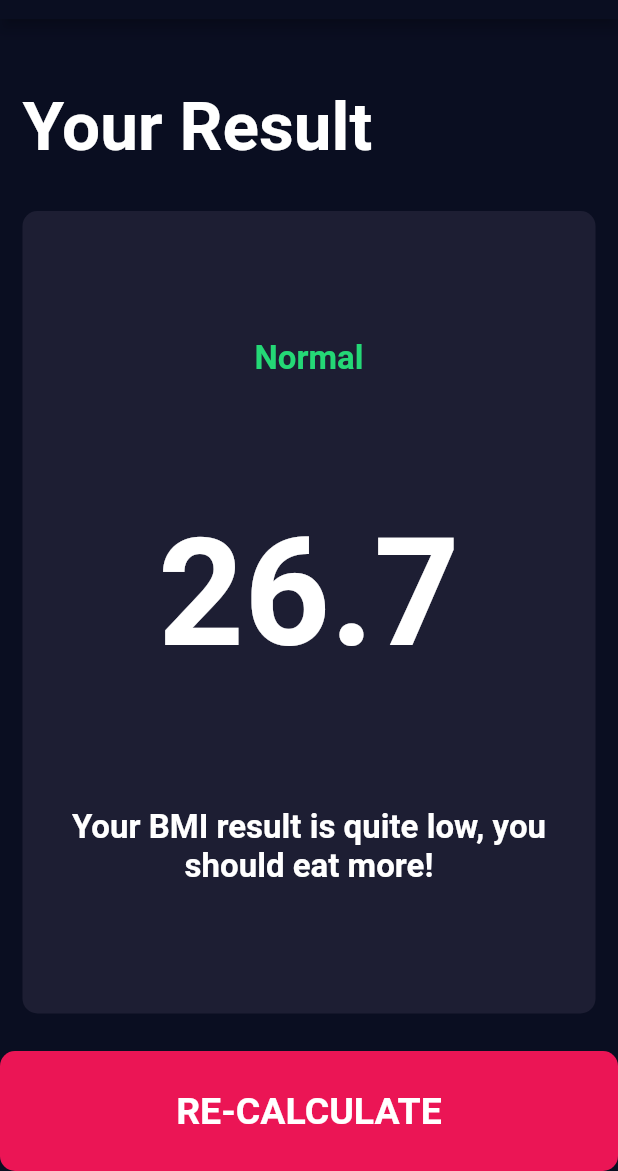
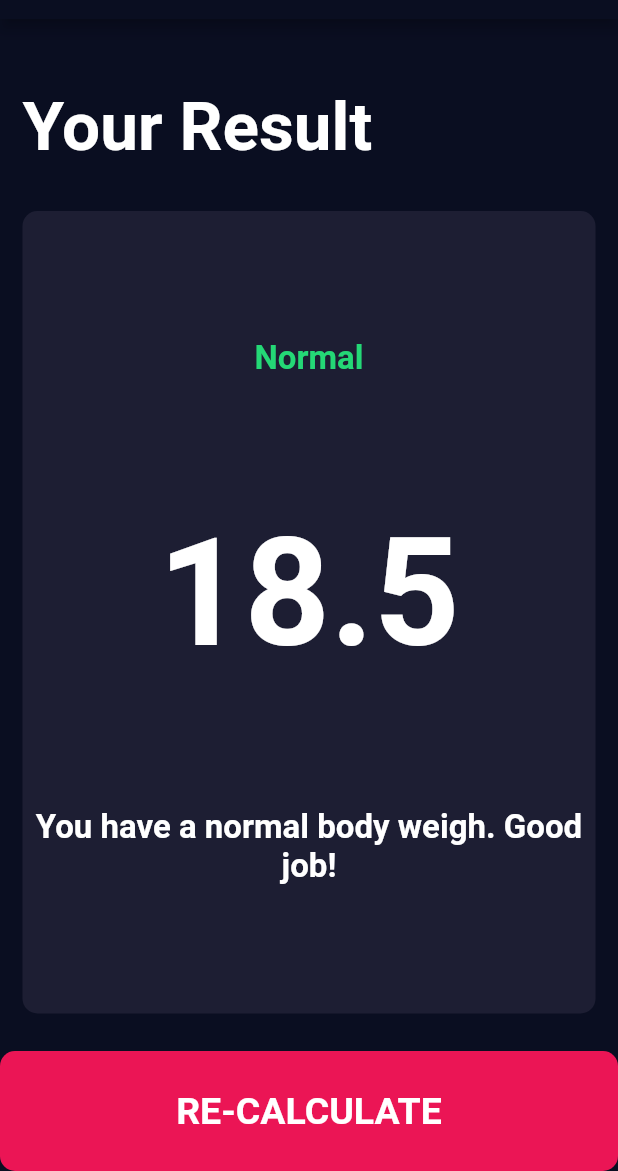
Before and after one commit to peterlazar1993/bmi, a Flutter app: the screen it shows after launch, after a tap on "CALCULATE", on a phone screen of 412 x 824 dp, the part 65-1236 px from its top. Run offline on Flutter 3.47's test engine with Material 2 defaults, Android fonts, the phone set to English and light mode, and no system bars; our stand-ins replace font_awesome_flutter.

```diff
--- /dev/null
+++ b/lib/calculator_brain.dart
@@ -0,0 +1,35 @@
+import 'dart:math';
+
+class CalculatorBrain {
+  final int height;
+  final int weight;
+
+  late double _bmi;
+
+  CalculatorBrain({required this.height, required this.weight});
+
+  String calculateBMI() {
+    _bmi = weight / pow(height / 100, 2);
+    return _bmi.toStringAsFixed(1);
+  }
+
+  String getResult() {
+    if (_bmi >= 25) {
+      return 'Overweight';
+    } else if (_bmi > 18.5) {
+      return 'Normal';
+    } else {
+      return 'Underweight';
+    }
+  }
+
+  String getInterpretation() {
+    if (_bmi >= 25) {
+      return 'You have a higher than normal body weight. Try to exercise more';
+    } else if (_bmi > 18.5) {
+      return 'You have a normal body weigh. Good job!';
+    } else {
+      return 'You have a lowe than normal body weight. You can eat a bit more.';
+    }
+  }
+}
--- a/lib/main.dart
+++ b/lib/main.dart
@@ -12,11 +12,7 @@ class BMICalculator extends StatelessWidget {
         primaryColor: Color(0xFF0A0E21),
         scaffoldBackgroundColor: Color(0xFF0A0E21),
       ),
-      initialRoute: '/',
-      routes: {
-        '/': (context) => InputPage(),
-        '/result': (context) => ResultsPage(),
-      },
+      home: InputPage(),
     );
   }
 }
--- a/lib/screens/input_page.dart
+++ b/lib/screens/input_page.dart
@@ -1,8 +1,10 @@
+import 'package:bmi/calculator_brain.dart';
 import 'package:bmi/components/bottom_button.dart';
 import 'package:bmi/constants.dart';
 import 'package:bmi/components/icon_content.dart';
 import 'package:bmi/components/reusable_card.dart';
 import 'package:bmi/components/round_icon_button.dart';
+import 'package:bmi/screens/results_page.dart';
 import 'package:flutter/material.dart';
 import 'package:font_awesome_flutter/font_awesome_flutter.dart';
 
@@ -211,7 +213,18 @@ class _InputPageState extends State<InputPage> {
           ),
           BottomButton(
             onTap: () {
-              Navigator.pushNamed(context, '/result');
+              CalculatorBrain calc =
+                  CalculatorBrain(height: height, weight: weight);
+              Navigator.push(
+                context,
+                MaterialPageRoute(
+                  builder: (context) => ResultsPage(
+                    bmiResult: calc.calculateBMI(),
+                    resultText: calc.getResult(),
+                    interpretation: calc.getInterpretation(),
+                  ),
+                ),
+              );
             },
             buttonTitle: 'CALCULATE',
           ),
--- a/lib/screens/results_page.dart
+++ b/lib/screens/results_page.dart
@@ -4,6 +4,17 @@ import 'package:bmi/components/reusable_card.dart';
 import 'package:flutter/material.dart';
 
 class ResultsPage extends StatelessWidget {
+  final String bmiResult;
+  final String resultText;
+  final String interpretation;
+
+  const ResultsPage(
+      {Key? key,
+      required this.bmiResult,
+      required this.resultText,
+      required this.interpretation})
+      : super(key: key);
+
   @override
   Widget build(BuildContext context) {
     return Scaffold(
@@ -32,15 +43,15 @@ class ResultsPage extends StatelessWidget {
                 crossAxisAlignment: CrossAxisAlignment.center,
                 children: [
                   Text(
-                    'Normal',
+                    resultText,
                     style: kResultTextStyle,
                   ),
                   Text(
-                    '26.7',
+                    bmiResult,
                     style: kBMITextStyle,
                   ),
                   Text(
-                    'Your BMI result is quite low, you should eat more!',
+                    interpretation,
                     textAlign: TextAlign.center,
                     style: kBodyTextStyle,
                   ),
```
